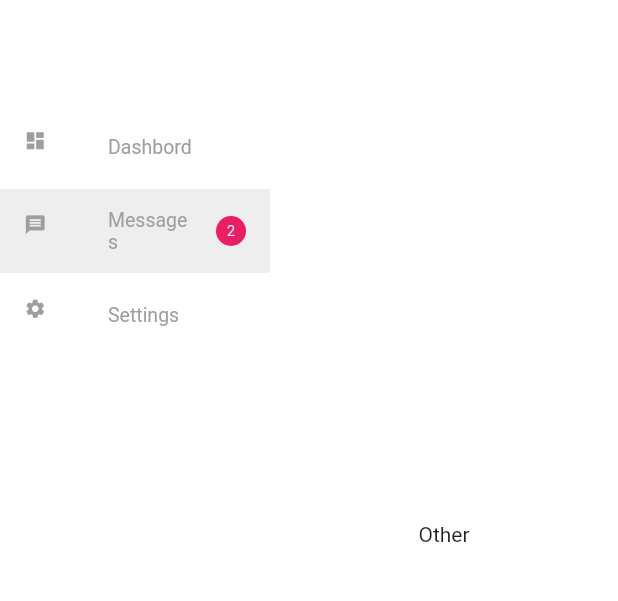
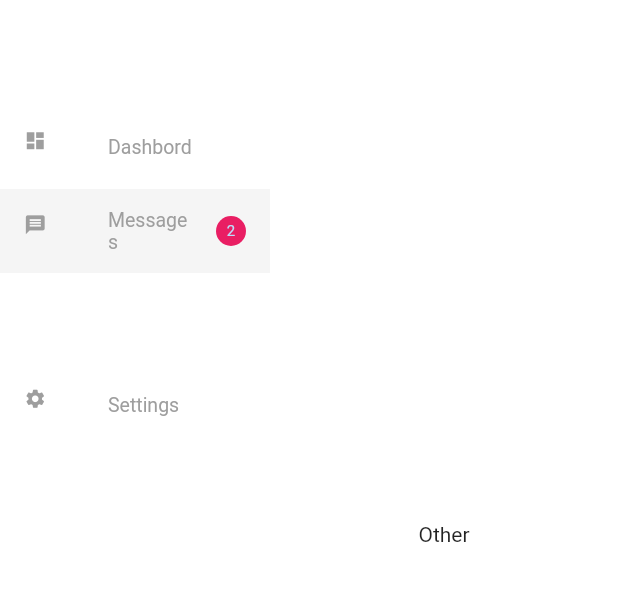
Before and after one commit to mahdinaghikhanii/School_Management, a Flutter app: the Dashboard screen opened directly, after a tap on "Messages", on a phone screen of 412 x 824 dp, the part 84-685 px from its top. Run offline on Flutter 3.47's test engine with Material 2 defaults, Android fonts, the phone set to English and light mode, and no system bars; our stand-ins replace flutter_bloc, font_awesome_flutter, rxdart, shared_preferences; accounts and stored records are empty.

Commit message:
add icon moon and sun &&& add package font AowSome

```diff
--- a/lib/module/extension.dart
+++ b/lib/module/extension.dart
@@ -27,6 +27,7 @@ extension ContextExtension on BuildContext {
   User? get user => read<UserBloc>().user;
   bool get isDark => Theme.of(this).brightness == Brightness.dark;
   ThemeBloc get themeBloc => read<ThemeBloc>();
+  Color get bottomAppBarColor => Theme.of(this).bottomAppBarColor;
 }
 
 extension StringExtesion on String {
--- a/lib/module/theme.dart
+++ b/lib/module/theme.dart
@@ -12,9 +12,9 @@ final Map<AppTheme, ThemeData> appThemeData = {
       textTheme: TextTheme(headline1: TextStyle(color: Colors.grey[100]))),
   AppTheme.dark: ThemeData(
       brightness: Brightness.dark,
-      primarySwatch: Colors.blueGrey,
+      primarySwatch: Colors.red,
       primaryColor: Colors.blueGrey,
       scaffoldBackgroundColor: Colors.grey[800],
-      bottomAppBarColor: Colors.grey[100],
+      bottomAppBarColor: Colors.grey[700],
       textTheme: const TextTheme(headline1: TextStyle(color: Colors.white70)))
 };
--- a/lib/module/widgets.dart
+++ b/lib/module/widgets.dart
@@ -252,7 +252,7 @@ class MSideBarItem extends StatelessWidget {
   @override
   Widget build(BuildContext context) {
     return ListTile(
-      selectedTileColor: Colors.grey.shade200,
+      selectedTileColor: context.bottomAppBarColor,
       selected: selected,
       title: title.toLabel(color: Colors.grey.shade500, fontsize: 13),
       leading: Icon(
--- a/lib/screan/dashbord/dashbord.dart
+++ b/lib/screan/dashbord/dashbord.dart
@@ -1,4 +1,5 @@
 import 'package:flutter/material.dart';
+import 'package:font_awesome_flutter/font_awesome_flutter.dart';
 import 'package:schoolmanagement/module/theme.dart';
 import 'package:schoolmanagement/module/widgets.dart';
 
@@ -56,6 +57,7 @@ class DashboardContent extends StatelessWidget {
             crossAxisAlignment: CrossAxisAlignment.start,
             children: [
               Row(
+                mainAxisAlignment: MainAxisAlignment.spaceBetween,
                 children: [
                   const SizedBox(
                       width: 300,
@@ -64,10 +66,20 @@ class DashboardContent extends StatelessWidget {
                         autoFocus: false,
                         password: false,
                       )).padding9,
-                  MSwitch(
-                      value: context.isDark,
-                      onChanged: (val) => context.themeBloc
-                          .setTheme(val ? AppTheme.dark : AppTheme.light))
+                  Row(
+                    children: [
+                      context.isDark
+                          ? const FaIcon(FontAwesomeIcons.moon)
+                          : Container(),
+                      MSwitch(
+                          value: context.isDark,
+                          onChanged: (val) => context.themeBloc
+                              .setTheme(val ? AppTheme.dark : AppTheme.light)),
+                      context.isDark
+                          ? Container()
+                          : const FaIcon(FontAwesomeIcons.sun),
+                    ],
+                  )
                 ],
               ),
               const SizedBox(
--- a/lib/screan/dashbord/sidbar.dart
+++ b/lib/screan/dashbord/sidbar.dart
@@ -43,9 +43,10 @@ class SidBar extends StatelessWidget {
               icon: Icons.class_,
               selected: selectIndex == 4,
               onPreassed: () => onChanged(4)),
+              */
           const SizedBox(
-            height: 50,
-          ),*/
+            height: 60,
+          ),
           MSideBarItem(
               title: "Settings",
               selected: selectIndex == 5,
```
Also changed, not shown: pubspec.yaml (+4 -12 lines), pubspec.lock.
